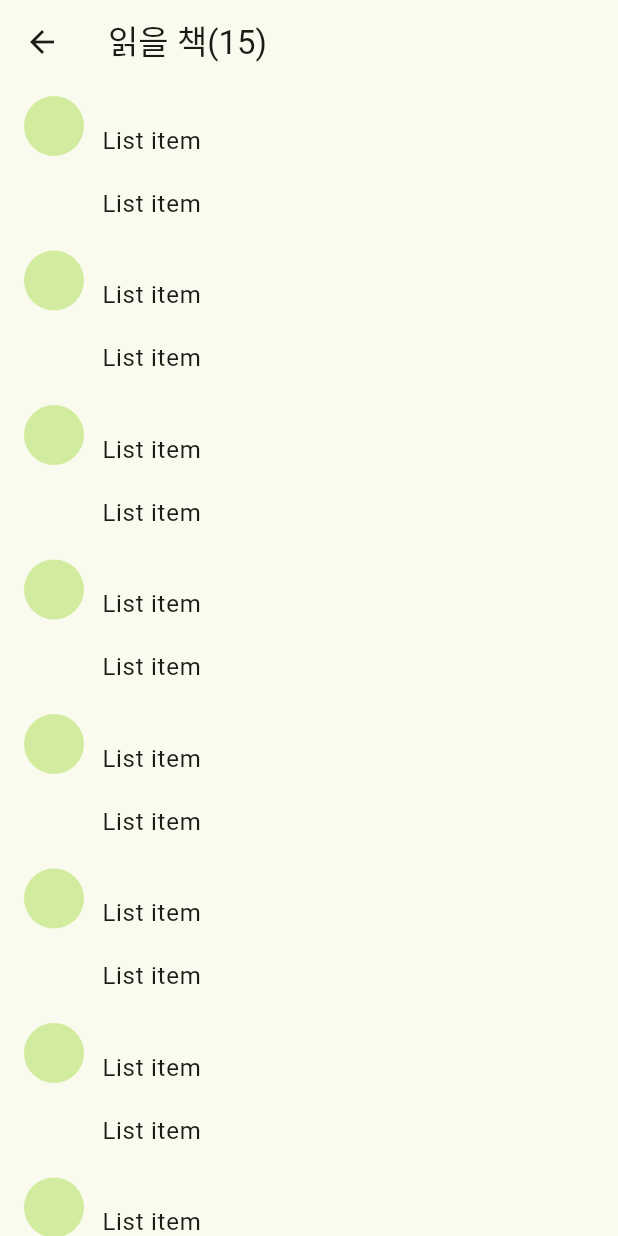
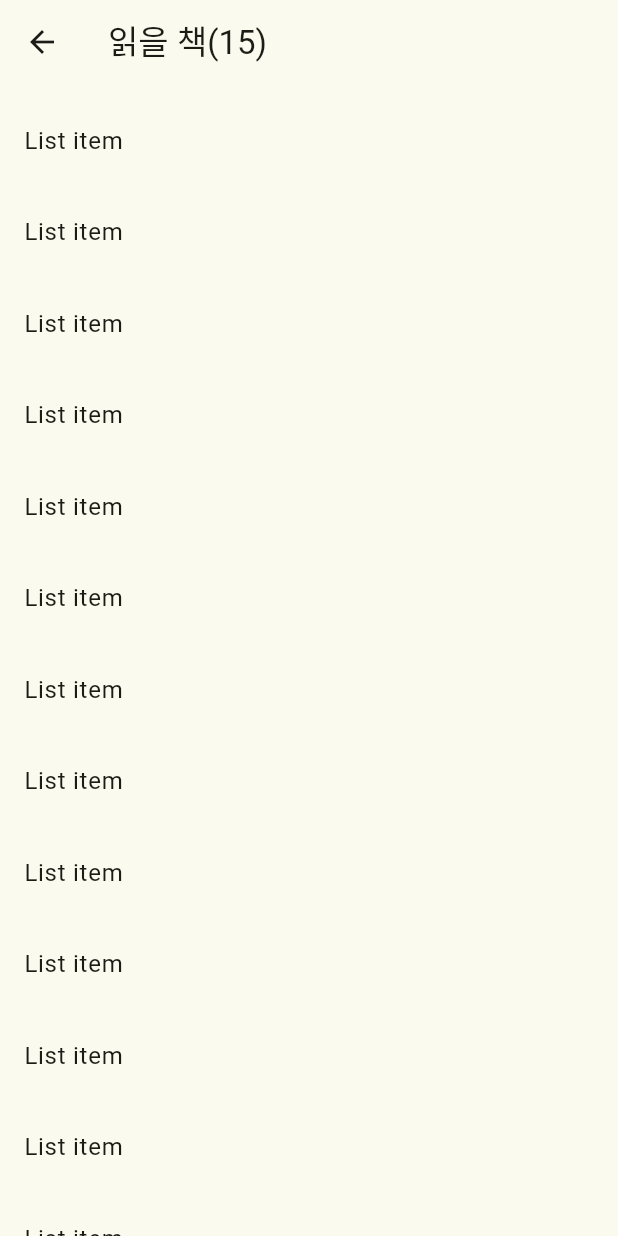
Before and after one commit to FORIF-2025-1-APP/bookbug, a Flutter app: the ToreadListPage screen opened directly, on a phone screen of 412 x 824 dp. Run offline on Flutter 3.47's test engine with Material 3 defaults, Android fonts, the phone set to English and light mode, and no system bars; network calls fail; Roboto replaces fonts that are missing (Pretendard).

Commit message:
[feat] listitem

```diff
--- a/lib/ui/core/ui/listitem_base.dart
+++ b/lib/ui/core/ui/listitem_base.dart
@@ -35,30 +35,6 @@ class ListItem extends StatelessWidget {
           crossAxisAlignment: CrossAxisAlignment.start,
           children: [
             // 프로필 (이미지 또는 이니셜)
-            CircleAvatar(
-              radius: 20,
-              backgroundColor:
-                  leadingImageUrl == null
-                      ? Theme.of(context).colorScheme.primaryContainer
-                      : null,
-              backgroundImage:
-                  leadingImageUrl != null
-                      ? NetworkImage(leadingImageUrl!)
-                      : null,
-              child:
-                  leadingImageUrl == null && leadingText != null
-                      ? Text(
-                        leadingText!,
-                        style: TextStyle(
-                          fontWeight: FontWeight.bold,
-                          color:
-                              Theme.of(context).colorScheme.onPrimaryContainer,
-                        ),
-                      )
-                      : null,
-            ),
-            const SizedBox(width: 12),
-
             if (leadingText != null || leadingImageUrl != null)
               CircleAvatar(
                 radius: 20,
@@ -92,24 +68,6 @@ class ListItem extends StatelessWidget {
               child: Column(
                 crossAxisAlignment: CrossAxisAlignment.start,
                 children: [
-                  Text(
-                    nickname,
-                    style: Theme.of(context).textTheme.labelSmall?.copyWith(
-                      color: Theme.of(context).colorScheme.onSurfaceVariant,
-                    ),
-                  ),
-                  const SizedBox(height: 2),
-                  Text(title, style: Theme.of(context).textTheme.bodyLarge),
-                  if (content.isNotEmpty) ...[
-                    const SizedBox(height: 2),
-                    Text(
-                      content,
-                      style: Theme.of(context).textTheme.bodySmall?.copyWith(
-                        color: Theme.of(context).colorScheme.onSurfaceVariant,
-                      ),
-                    ),
-                  ],
-
                   Row(
                     mainAxisAlignment: MainAxisAlignment.spaceBetween,
                     children: [
```
